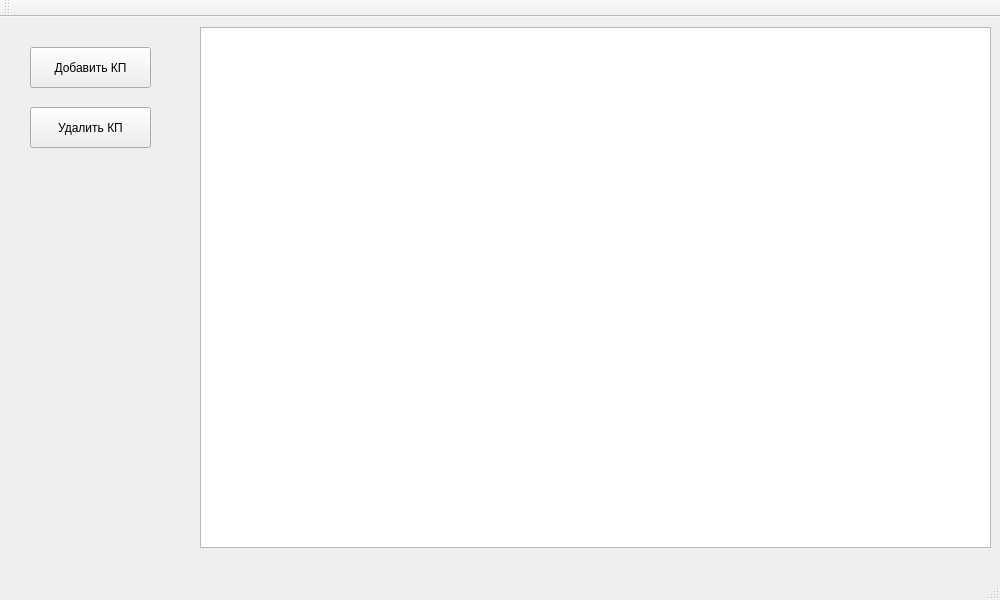
This is mainwindow.ui in morsmordre-btch/configurator as Qt 5 draws it before an edit. The edited form follows.
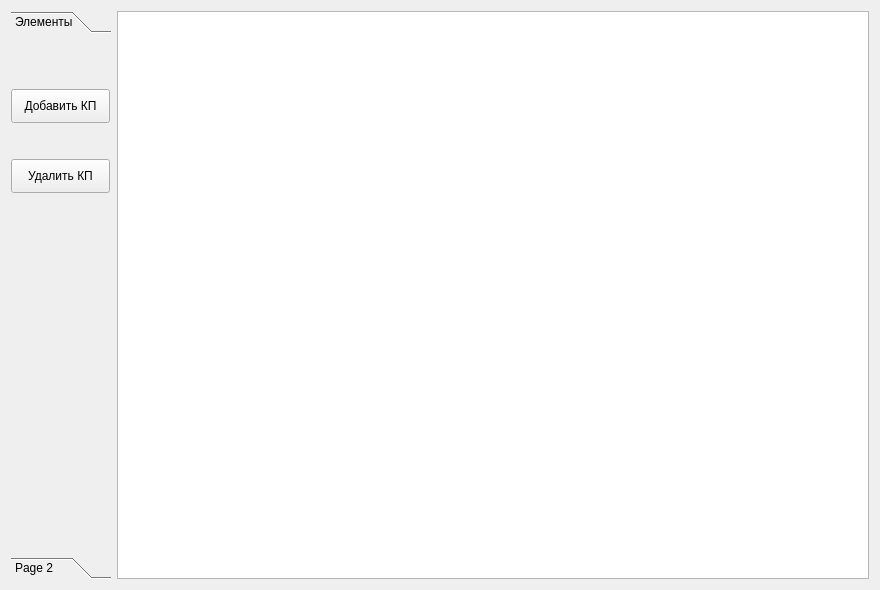
This is the edited form.

Patch:
```diff
--- a/mainwindow.ui
+++ b/mainwindow.ui
@@ -6,31 +6,61 @@
    <rect>
     <x>0</x>
     <y>0</y>
-    <width>1000</width>
-    <height>600</height>
+    <width>880</width>
+    <height>590</height>
    </rect>
   </property>
   <property name="windowTitle">
    <string>MainWindow</string>
   </property>
   <widget class="QWidget" name="centralWidget">
-   <widget class="QGraphicsView" name="graphicsView">
+   <layout class="QGridLayout" name="gridLayout_3">
+    <item row="0" column="1">
+     <layout class="QGridLayout" name="gridLayout_2">
+      <property name="sizeConstraint">
+       <enum>QLayout::SetMaximumSize</enum>
+      </property>
+      <item row="0" column="0">
+       <widget class="QGraphicsView" name="graphicsView"/>
+      </item>
+     </layout>
+    </item>
+    <item row="0" column="0">
+     <widget class="QToolBox" name="toolBox">
+      <property name="minimumSize">
+       <size>
+        <width>100</width>
+        <height>0</height>
+       </size>
+      </property>
+      <property name="maximumSize">
+       <size>
+        <width>100</width>
+        <height>16777215</height>
+       </size>
+      </property>
+      <property name="currentIndex">
+       <number>0</number>
+      </property>
+      <widget class="QWidget" name="page">
     <property name="geometry">
      <rect>
-      <x>200</x>
-      <y>10</y>
-      <width>791</width>
-      <height>521</height>
-     </rect>
-    </property>
-   </widget>
+         <x>0</x>
+         <y>0</y>
+         <width>100</width>
+         <height>514</height>
+        </rect>
+       </property>
+       <attribute name="label">
+        <string>Элементы</string>
+       </attribute>
    <widget class="QPushButton" name="pushButton">
     <property name="geometry">
      <rect>
-      <x>30</x>
-      <y>30</y>
-      <width>121</width>
-      <height>41</height>
+          <x>0</x>
+          <y>50</y>
+          <width>99</width>
+          <height>34</height>
      </rect>
     </property>
     <property name="text">
@@ -40,10 +70,10 @@
    <widget class="QPushButton" name="pushButton_2">
     <property name="geometry">
      <rect>
-      <x>30</x>
-      <y>90</y>
-      <width>121</width>
-      <height>41</height>
+          <x>0</x>
+          <y>120</y>
+          <width>99</width>
+          <height>34</height>
      </rect>
     </property>
     <property name="text">
@@ -51,25 +81,23 @@
     </property>
    </widget>
   </widget>
-  <widget class="QMenuBar" name="menuBar">
+      <widget class="QWidget" name="page_2">
    <property name="geometry">
     <rect>
      <x>0</x>
      <y>0</y>
-     <width>1000</width>
-     <height>30</height>
-    </rect>
-   </property>
-  </widget>
-  <widget class="QToolBar" name="mainToolBar">
-   <attribute name="toolBarArea">
-    <enum>TopToolBarArea</enum>
-   </attribute>
-   <attribute name="toolBarBreak">
-    <bool>false</bool>
-   </attribute>
-  </widget>
-  <widget class="QStatusBar" name="statusBar"/>
+         <width>100</width>
+         <height>514</height>
+        </rect>
+       </property>
+       <attribute name="label">
+        <string>Page 2</string>
+       </attribute>
+      </widget>
+     </widget>
+    </item>
+   </layout>
+  </widget>
  </widget>
  <layoutdefault spacing="6" margin="11"/>
  <resources/>
```
Lines whose indentation alone changed are shown as unchanged.
